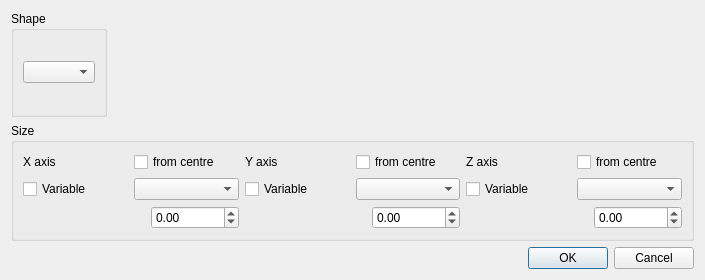
Old version of the form shapedialog.ui in the repository FLAME-HPC/flame_visualiser.
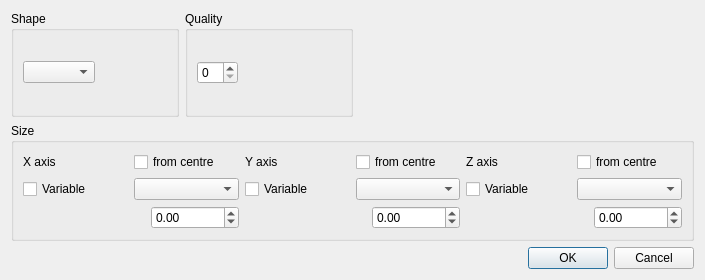
New version of the form.

```diff
--- a/shapedialog.ui
+++ b/shapedialog.ui
@@ -27,6 +27,44 @@
           <item>
            <widget class="QComboBox" name="comboBox_Shape"/>
           </item>
+          <item>
+           <spacer name="horizontalSpacer_2">
+            <property name="orientation">
+             <enum>Qt::Horizontal</enum>
+            </property>
+            <property name="sizeHint" stdset="0">
+             <size>
+              <width>40</width>
+              <height>20</height>
+             </size>
+            </property>
+           </spacer>
+          </item>
+         </layout>
+        </widget>
+       </item>
+       <item>
+        <widget class="QGroupBox" name="groupBox_Quality">
+         <property name="title">
+          <string>Quality</string>
+         </property>
+         <layout class="QHBoxLayout" name="horizontalLayout_8">
+          <item>
+           <widget class="QSpinBox" name="spinBoxQuality"/>
+          </item>
+          <item>
+           <spacer name="horizontalSpacer">
+            <property name="orientation">
+             <enum>Qt::Horizontal</enum>
+            </property>
+            <property name="sizeHint" stdset="0">
+             <size>
+              <width>40</width>
+              <height>20</height>
+             </size>
+            </property>
+           </spacer>
+          </item>
          </layout>
         </widget>
        </item>
```
